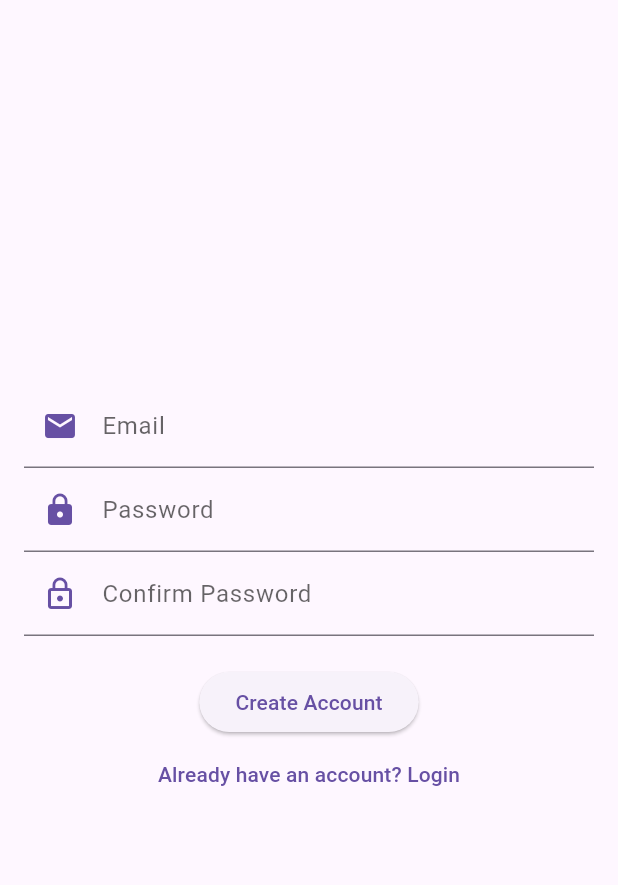
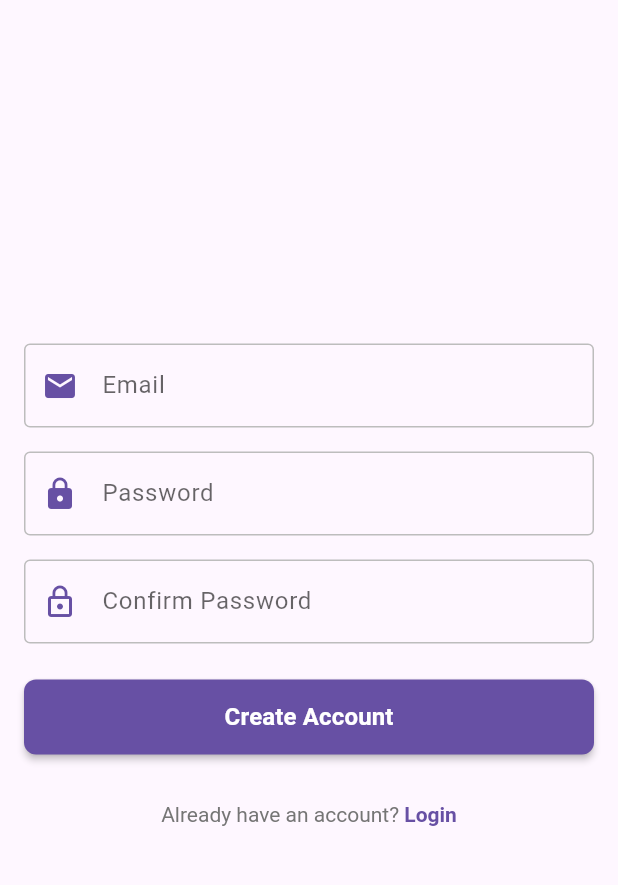
Before and after one commit to vihirthan4444/streamline_app, a Flutter app: the screen it shows after launch, after a tap on an icon or button, on a phone screen of 412 x 824 dp, the part 63-948 px from its top. Run offline on Flutter 3.47's test engine with Material 3 defaults, Android fonts, the phone set to English and light mode, and no system bars; our stand-ins replace drift, flutter_secure_storage, package_info_plus; accounts and stored records are empty; generated files the repository leaves out were written again; network calls fail.

Commit message:
feat: Implement initial authentication, user registration, and tenant management features with corresponding screens and services.

```diff
--- a/lib/main.dart
+++ b/lib/main.dart
@@ -1,7 +1,7 @@
 import 'package:flutter/material.dart';
 import 'package:provider/provider.dart';
 import 'providers/auth_provider.dart';
-import 'screens/login_screen.dart';
+import 'screens/splash_screen.dart';
 
 import 'providers/theme_provider.dart';
 import 'providers/module_provider.dart';
@@ -46,9 +46,10 @@ class StreamlineApp extends StatelessWidget {
     final themeProvider = context.watch<ThemeProvider>();
 
     return MaterialApp(
+      debugShowCheckedModeBanner: false,
       title: 'Streamline',
       theme: themeProvider.themeData,
-      home: const LoginScreen(),
+      home: const SplashScreen(),
     );
   }
 }
--- a/lib/providers/auth_provider.dart
+++ b/lib/providers/auth_provider.dart
@@ -26,6 +26,28 @@ class AuthProvider with ChangeNotifier {
 
   bool hasRole(List<String> allowedRoles) {
     return _role != null && allowedRoles.contains(_role);
+  }
+
+  Future<bool> tryAutoLogin() async {
+    _isLoading = true;
+    notifyListeners();
+    final token = await _authService.getToken();
+    if (token != null) {
+      _token = token;
+      // Optionally fetch user here to verify token validity
+      try {
+        await fetchMe();
+        _isLoading = false;
+        notifyListeners();
+        return true;
+      } catch (e) {
+        print("Auto-login failed (token invalid): $e");
+        await logout(); // Clear invalid token
+      }
+    }
+    _isLoading = false;
+    notifyListeners();
+    return false;
   }
 
   Future<bool> login(String email, String password) async {
@@ -66,6 +88,28 @@ class AuthProvider with ChangeNotifier {
       }
     } catch (e) {
       print("AuthProvider Register Error: $e");
+      _isLoading = false;
+      notifyListeners();
+      rethrow;
+    }
+    _isLoading = false;
+    notifyListeners();
+    return false;
+  }
+
+  Future<bool> createTenant(String name, String businessType) async {
+    _isLoading = true;
+    notifyListeners();
+    try {
+      final tenant = await _authService.createTenant(name, businessType);
+      if (tenant != null) {
+        await fetchTenants();
+        _isLoading = false;
+        notifyListeners();
+        return true;
+      }
+    } catch (e) {
+      print("AuthProvider CreateTenant Error: $e");
       _isLoading = false;
       notifyListeners();
       rethrow;
--- a/lib/screens/register_screen.dart
+++ b/lib/screens/register_screen.dart
@@ -43,12 +43,23 @@ class _RegisterScreenState extends State<RegisterScreen> {
                 labelText: "Email",
                 labelStyle: TextStyle(color: Theme.of(context).hintColor),
                 hintStyle: TextStyle(color: Theme.of(context).hintColor),
+                border: OutlineInputBorder(),
+                enabledBorder: OutlineInputBorder(
+                  borderSide: BorderSide(color: Colors.grey.shade400),
+                ),
+                focusedBorder: OutlineInputBorder(
+                  borderSide: BorderSide(
+                    color: Theme.of(context).primaryColor,
+                    width: 2,
+                  ),
+                ),
                 prefixIcon: Icon(
                   Icons.email,
                   color: Theme.of(context).primaryColor,
                 ),
               ),
             ),
+            const SizedBox(height: 16),
             TextField(
               controller: _passwordController,
               style: TextStyle(color: Theme.of(context).focusColor),
@@ -57,12 +68,23 @@ class _RegisterScreenState extends State<RegisterScreen> {
                 labelText: "Password",
                 labelStyle: TextStyle(color: Theme.of(context).hintColor),
                 hintStyle: TextStyle(color: Theme.of(context).hintColor),
+                border: OutlineInputBorder(),
+                enabledBorder: OutlineInputBorder(
+                  borderSide: BorderSide(color: Colors.grey.shade400),
+                ),
+                focusedBorder: OutlineInputBorder(
+                  borderSide: BorderSide(
+                    color: Theme.of(context).primaryColor,
+                    width: 2,
+                  ),
+                ),
                 prefixIcon: Icon(
                   Icons.lock,
                   color: Theme.of(context).primaryColor,
                 ),
               ),
             ),
+            const SizedBox(height: 16),
             TextField(
               controller: _confirmPasswordController,
               style: TextStyle(color: Theme.of(context).focusColor),
@@ -71,20 +93,60 @@ class _RegisterScreenState extends State<RegisterScreen> {
                 labelText: "Confirm Password",
                 labelStyle: TextStyle(color: Theme.of(context).hintColor),
                 hintStyle: TextStyle(color: Theme.of(context).hintColor),
+                border: OutlineInputBorder(),
+                enabledBorder: OutlineInputBorder(
+                  borderSide: BorderSide(color: Colors.grey.shade400),
+                ),
+                focusedBorder: OutlineInputBorder(
+                  borderSide: BorderSide(
+                    color: Theme.of(context).primaryColor,
+                    width: 2,
+                  ),
+                ),
                 prefixIcon: Icon(
                   Icons.lock_outline,
                   color: Theme.of(context).primaryColor,
                 ),
               ),
             ),
-            const SizedBox(height: 20),
-            ElevatedButton(
-              onPressed: _register,
-              child: const Text("Create Account"),
+            const SizedBox(height: 24),
+            SizedBox(
+              width: double.infinity,
+              height: 50,
+              child: ElevatedButton(
+                onPressed: _register,
+                style: ElevatedButton.styleFrom(
+                  backgroundColor: Theme.of(context).primaryColor,
+                  foregroundColor: Colors.white,
+                  elevation: 2,
+                  shape: RoundedRectangleBorder(
+                    borderRadius: BorderRadius.circular(8),
+                  ),
+                ),
+                child: const Text(
+                  "Create Account",
+                  style: TextStyle(fontSize: 16, fontWeight: FontWeight.bold),
+                ),
+              ),
             ),
+            const SizedBox(height: 16),
             TextButton(
               onPressed: () => Navigator.pop(context),
-              child: const Text("Already have an account? Login"),
+              child: RichText(
+                text: TextSpan(
+                  text: "Already have an account? ",
+                  style: TextStyle(color: Colors.grey[600], fontSize: 14),
+                  children: [
+                    TextSpan(
+                      text: "Login",
+                      style: TextStyle(
+                        color: Theme.of(context).primaryColor,
+                        fontWeight: FontWeight.bold,
+                      ),
+                    ),
+                  ],
+                ),
+              ),
             ),
           ],
         ),
--- /dev/null
+++ b/lib/screens/splash_screen.dart
@@ -0,0 +1,68 @@
+import 'package:flutter/material.dart';
+import 'package:provider/provider.dart';
+import '../providers/auth_provider.dart';
+import 'login_screen.dart';
+import 'tenant_selector_screen.dart';
+
+class SplashScreen extends StatefulWidget {
+  const SplashScreen({super.key});
+
+  @override
+  State<SplashScreen> createState() => _SplashScreenState();
+}
+
+class _SplashScreenState extends State<SplashScreen> {
+  @override
+  void initState() {
+    super.initState();
+    _checkAuth();
+  }
+
+  Future<void> _checkAuth() async {
+    // Add artificial delay for branding if needed (optional)
+    await Future.delayed(const Duration(seconds: 1));
+
+    if (!mounted) return;
+
+    final authProvider = context.read<AuthProvider>();
+    final isAuthenticated = await authProvider.tryAutoLogin();
+
+    if (!mounted) return;
+
+    if (isAuthenticated) {
+      Navigator.pushReplacement(
+        context,
+        MaterialPageRoute(builder: (_) => const TenantSelectorScreen()),
+      );
+    } else {
+      Navigator.pushReplacement(
+        context,
+        MaterialPageRoute(builder: (_) => const LoginScreen()),
+      );
+    }
+  }
+
+  @override
+  Widget build(BuildContext context) {
+    return Scaffold(
+      body: Center(
+        child: Column(
+          mainAxisAlignment: MainAxisAlignment.center,
+          children: [
+            // Placeholder for Logo
+            Icon(Icons.layers, size: 80, color: Theme.of(context).primaryColor),
+            const SizedBox(height: 20),
+            const Text(
+              "Streamline",
+              style: TextStyle(fontSize: 24, fontWeight: FontWeight.bold),
+            ),
+            const SizedBox(height: 20),
+            const CircularProgressIndicator(),
+            const SizedBox(height: 10),
+            const Text("Loading..."),
+          ],
+        ),
+      ),
+    );
+  }
+}
```
Also changed, not shown: lib/core/auth_service.dart (+27 -0 lines), lib/screens/app_initializer_screen.dart (added, +62 -0 lines), lib/screens/create_tenant_screen.dart (added, +94 -0 lines), lib/screens/handlers/tenant_selector_handler.dart (+5 -14 lines), lib/screens/tenant_selector_screen.dart (+8 -0 lines), 4 other files.
